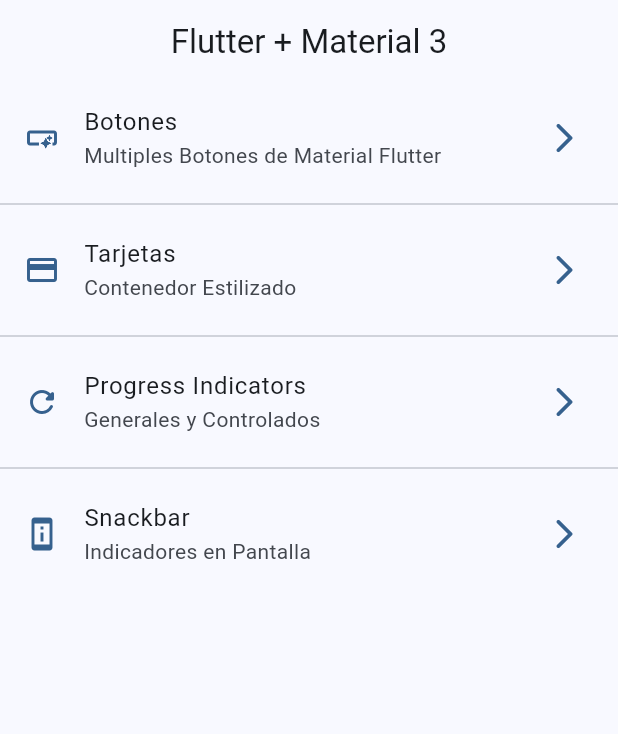
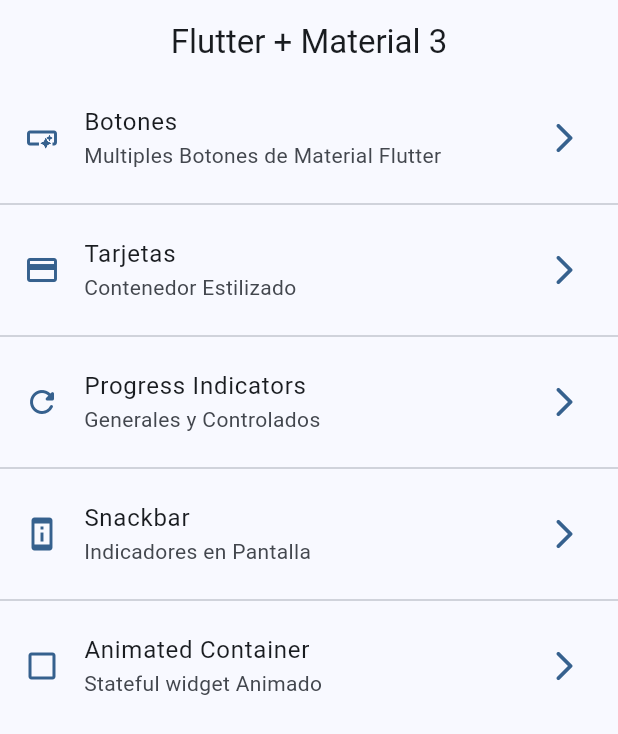
Before and after one commit to jhojannr/widgets_flutter, a Flutter app: the screen it shows after launch, on a phone screen of 412 x 824 dp. Shown: the top 734 px of the screen. Run offline on Flutter 3.47's test engine with Material 3 defaults, Android fonts, the phone set to English and light mode, and no system bars; our stand-ins replace go_router.

Commit message:
V0.1Beta: Agrega Animación de Container

```diff
--- a/lib/config/menu/menu_items.dart
+++ b/lib/config/menu/menu_items.dart
@@ -39,4 +39,10 @@ const appMenuItems = <MenuItems>[
     link: '/snackbar',
     icon: Icons.perm_device_info,
   ),
+  MenuItems(
+    title: 'Animated Container',
+    subTitle: 'Stateful widget Animado',
+    link: '/animated',
+    icon: Icons.check_box_outline_blank_outlined,
+  ),
 ];
--- a/lib/config/router/app_router.dart
+++ b/lib/config/router/app_router.dart
@@ -30,5 +30,10 @@ final appRouter = GoRouter(
       name: SnackBarScreen.name,
       builder: (context, state) => const SnackBarScreen(),
     ),
+    GoRoute(
+      path: '/animated',
+      name: AnimatedScreen.name,
+      builder: (context, state) => const AnimatedScreen(),
+    ),
   ],
 );
```
Also changed, not shown: lib/presentation/screens/animated/animated_screen.dart (+53 -2 lines).
